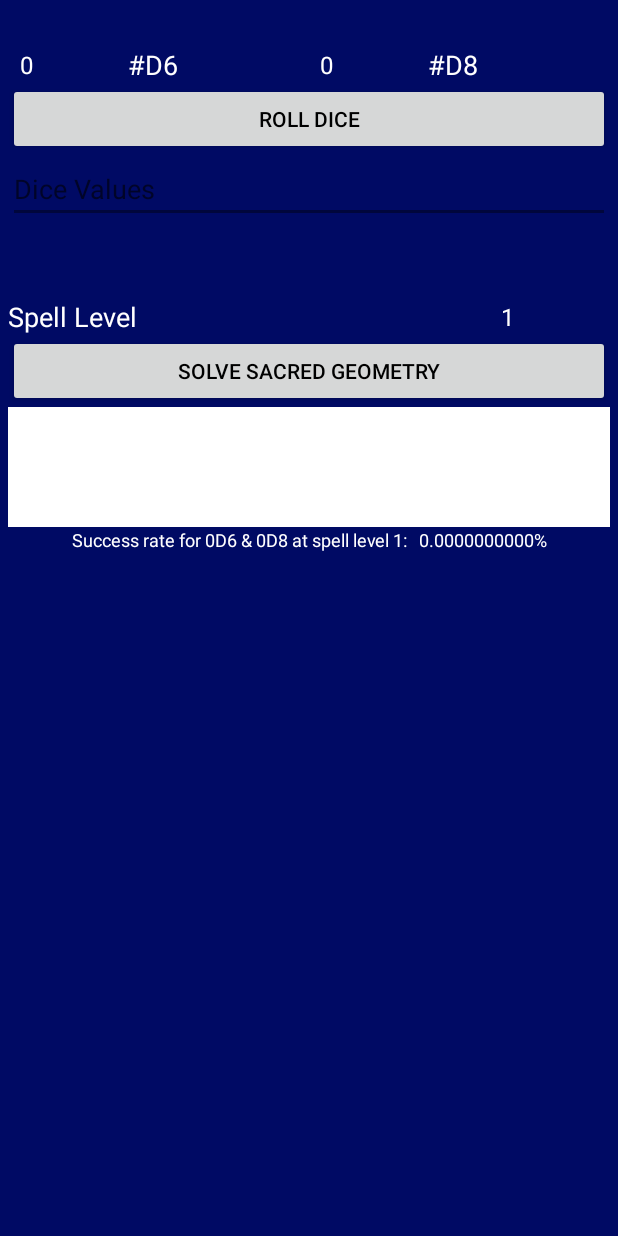
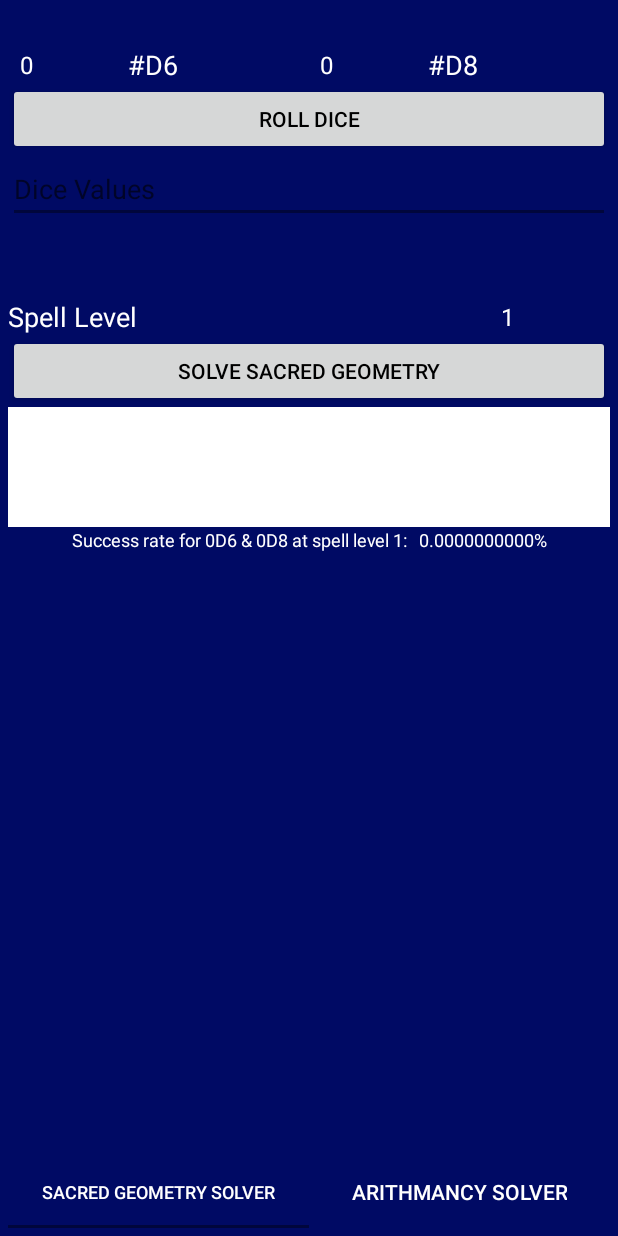
Before and after one commit to RomanGupta/tools-of-wizardry-android, an Android app: the screen it shows after launch (Main), on a phone screen of 412 x 824 dp. Run offline under Robolectric (Android 15) with nearby library versions, the phone set to English and light mode, and no system bars; libraries missing offline, so code that uses them is left out: de.rge.basic; 1 statement that could not run was skipped.

Commit message:
Implement a bottom tab bar.
(1) added a tablayout and connected it with the viewpager
(2) refactored the sectionadapter to attach the tabtitle in time and place

```diff
--- a/app/build.gradle
+++ b/app/build.gradle
@@ -22,6 +22,7 @@ dependencies {
     implementation fileTree(dir: 'libs', include: ['*.jar'])
     implementation 'com.android.support:appcompat-v7:26.1.0'
     implementation 'com.android.support:support-v4:26.1.0'
+    implementation 'com.android.support:design:26.1.0'
     implementation 'de.rge.towlib:tools-of-wizardry:0.9.RELEASE'
     testImplementation 'junit:junit:4.12'
     androidTestImplementation 'com.android.support.test:runner:1.0.1'
--- a/app/src/main/java/de/rge/android/tools/of/wizardry/Main.java
+++ b/app/src/main/java/de/rge/android/tools/of/wizardry/Main.java
@@ -1,6 +1,7 @@
 package de.rge.android.tools.of.wizardry;
 
 import android.os.Bundle;
+import android.support.design.widget.TabLayout;
 import android.support.v4.app.FragmentActivity;
 import android.support.v4.view.ViewPager;
 
@@ -14,8 +15,12 @@ public class Main extends FragmentActivity {
         super.onCreate(savedInstanceState);
         setContentView(R.layout.activity_main);
 
-        SectionsPagerAdapter sectionsPagerAdapter = new SectionsPagerAdapter(getSupportFragmentManager());
         ViewPager viewPager = findViewById(R.id.pager);
+
+        SectionsPagerAdapter sectionsPagerAdapter = new SectionsPagerAdapter(getSupportFragmentManager(), getApplicationContext());
         viewPager.setAdapter(sectionsPagerAdapter);
+
+        TabLayout tabs = findViewById(R.id.tabs);
+        tabs.setupWithViewPager(viewPager);
     }
 }
--- a/app/src/main/java/de/rge/android/tools/of/wizardry/adapter/SectionsPagerAdapter.java
+++ b/app/src/main/java/de/rge/android/tools/of/wizardry/adapter/SectionsPagerAdapter.java
@@ -1,5 +1,6 @@
 package de.rge.android.tools.of.wizardry.adapter;
 
+import android.content.Context;
 import android.support.v4.app.Fragment;
 import android.support.v4.app.FragmentManager;
 import android.support.v4.app.FragmentPagerAdapter;
@@ -11,39 +12,49 @@ import de.rge.android.tools.of.wizardry.util.ArgumentUtil;
 import de.rge.toolsofwizardry.R;
 
 public class SectionsPagerAdapter extends FragmentPagerAdapter {
-    private final SparseArray<Fragment> POSITION_TO_FRAGMENT_MAP = new SparseArray<>();
-    {
-        POSITION_TO_FRAGMENT_MAP.put(0, attachArguments(
-                new SacredGeometryFragment(), 1, R.string.fragment_title_sacred_geometry));
-        POSITION_TO_FRAGMENT_MAP.put(1, attachArguments(
-                new ArithmancyFragment(), 2, R.string.fragment_title_arithmancy));
-    }
 
     private ArgumentUtil argumentUtil = new ArgumentUtil();
 
-    public SectionsPagerAdapter(FragmentManager fm) {
+    private final SparseArray<Fragment> fragments = new SparseArray<>();
+
+    private final Context context;
+
+    public SectionsPagerAdapter(FragmentManager fm, Context context) {
         super(fm);
+        this.context = context;
+        initFragments();
+    }
+
+    private void initFragments() {
+        fragments.put(0, attachArguments(
+                new SacredGeometryFragment(),
+                1,
+                R.string.fragment_title_sacred_geometry));
+        fragments.put(1, attachArguments(
+                new ArithmancyFragment(),
+                2,
+                R.string.fragment_title_arithmancy));
+    }
+
+    private Fragment attachArguments(Fragment fragment, int tabNumber, int tabTitleId) {
+        argumentUtil.setTabNumber(fragment, tabNumber);
+        argumentUtil.setTabTitle(fragment, context.getString(tabTitleId));
+        return fragment;
     }
 
     @Override
     public Fragment getItem(int position) {
-        return POSITION_TO_FRAGMENT_MAP.get(position);
+        return fragments.get(position);
     }
 
     @Override
     public int getCount() {
-        return POSITION_TO_FRAGMENT_MAP.size();
+        return fragments.size();
     }
 
     @Override
     public CharSequence getPageTitle(int position) {
-        Fragment fragment = POSITION_TO_FRAGMENT_MAP.get(position);
+        Fragment fragment = fragments.get(position);
         return argumentUtil.getTabTitle(fragment);
     }
-
-    private Fragment attachArguments(Fragment fragment, int tabNumber, int tabTitleId) {
-        argumentUtil.setTabNumber(fragment, tabNumber);
-        argumentUtil.setTabTitle(fragment, fragment.getString(tabTitleId));
-        return fragment;
-    }
 }
--- a/app/src/main/res/layout/activity_main.xml
+++ b/app/src/main/res/layout/activity_main.xml
@@ -6,9 +6,17 @@
     android:background="@color/dark_blue"
     android:padding="5dp"
     tools:context="de.rge.android.tools.of.wizardry.Main">
-    <android.support.v4.view.ViewPager
-        xmlns:android="http://schemas.android.com/apk/res/android"
+
+    <android.support.v4.view.ViewPager xmlns:android="http://schemas.android.com/apk/res/android"
         android:id="@+id/pager"
         android:layout_width="match_parent"
-        android:layout_height="match_parent" />
+        android:layout_height="match_parent">
+
+        <android.support.design.widget.TabLayout
+            android:id="@+id/tabs"
+            android:layout_width="match_parent"
+            android:layout_height="wrap_content"
+            android:layout_gravity="bottom" />
+    </android.support.v4.view.ViewPager>
+
 </FrameLayout>
```
